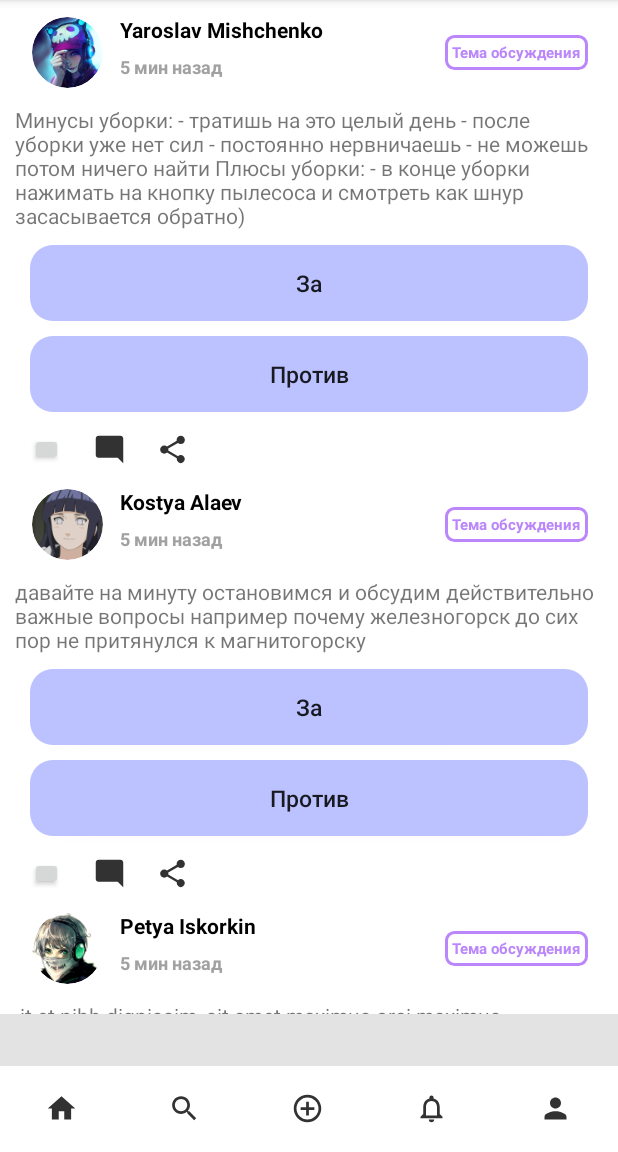
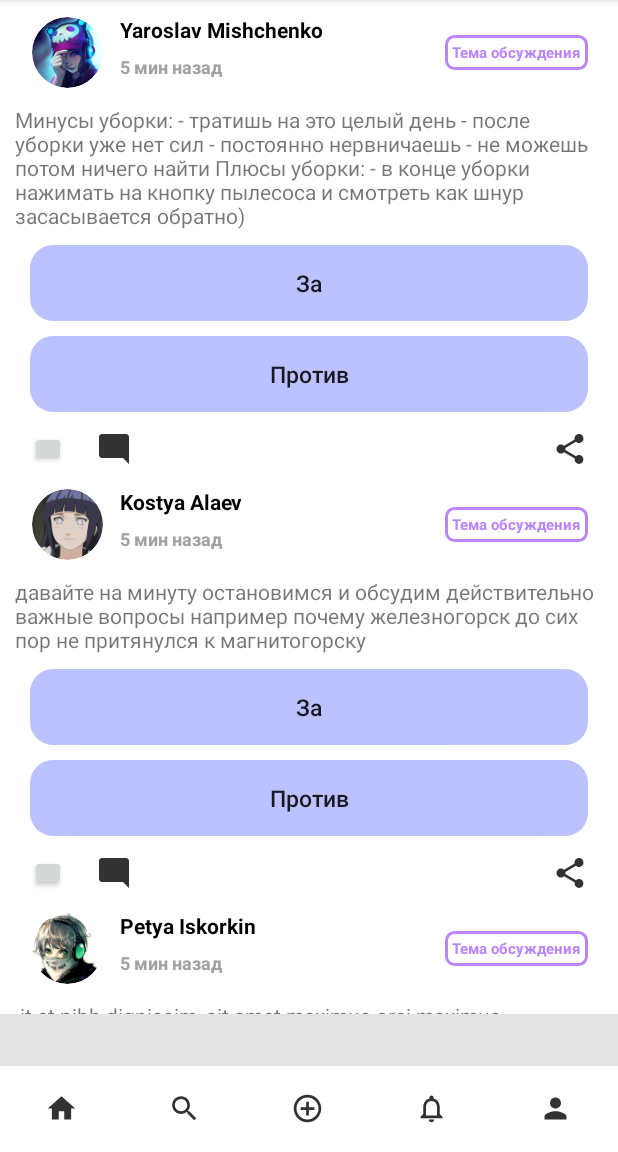
Before and after one commit to Mix200208/Test, an Android app: the ListPost screen opened directly, with no data from a screen before it, on a phone screen of 412 x 824 dp, the part 84-1236 px from its top. Run offline under Robolectric (Android 15) with nearby library versions, the phone set to English and light mode, and no system bars; our stand-ins replace CircleImageView; plain views replace LikeButton; network calls fail.

Commit message:
уже Почти еще чуть чуть готовый пост

```diff
--- a/app/src/main/res/layout/post_item.xml
+++ b/app/src/main/res/layout/post_item.xml
@@ -140,27 +140,38 @@
             android:orientation="horizontal"
             android:layout_centerVertical="true"
             android:layout_marginLeft="20dp"
-            >
+            android:layout_marginStart="20dp">
             <com.like.LikeButton
                 app:icon_type="heart"
                 app:icon_size="10dp"
                 android:id="@+id/star_button"
-                android:layout_width="22dp"
-                android:layout_height="22dp"/>
+                android:layout_width="24dp"
+                android:layout_height="24dp"/>
             <ImageButton
                 android:layout_marginLeft="20dp"
                 android:onClick="commentbutton"
-                android:layout_width="22dp"
-                android:layout_height="22dp"
-                android:background="@drawable/ic_baseline_mode_comment_24">
+                android:layout_width="24dp"
+                android:layout_height="24dp"
+                android:background="@drawable/ic_baseline_mode_comment_24"
+                android:layout_marginStart="20dp">
 
             </ImageButton>
+        </LinearLayout>
+
+        <LinearLayout
+            android:layout_width="wrap_content"
+            android:layout_height="wrap_content"
+            android:layout_centerVertical="true"
+            android:layout_alignParentRight="true"
+            android:layout_alignParentEnd="true">
+
             <ImageButton
-                android:layout_marginLeft="20dp"
-                android:layout_width="22dp"
-                android:layout_height="22dp"
+                android:layout_marginRight="20dp"
+                android:layout_width="24dp"
+                android:layout_height="24dp"
                 android:onClick="sharebutton"
-                android:background="@drawable/ic_baseline_share_24">
+                android:background="@drawable/ic_baseline_share_24"
+                android:layout_marginEnd="20dp">
 
             </ImageButton>
         </LinearLayout>
```
